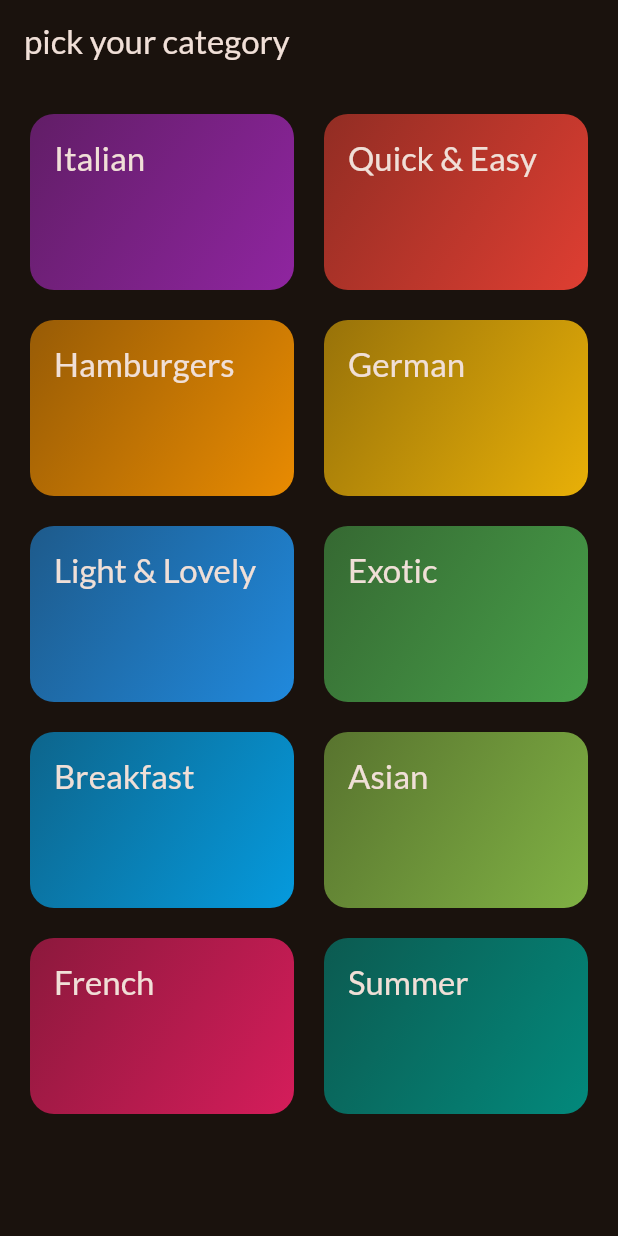
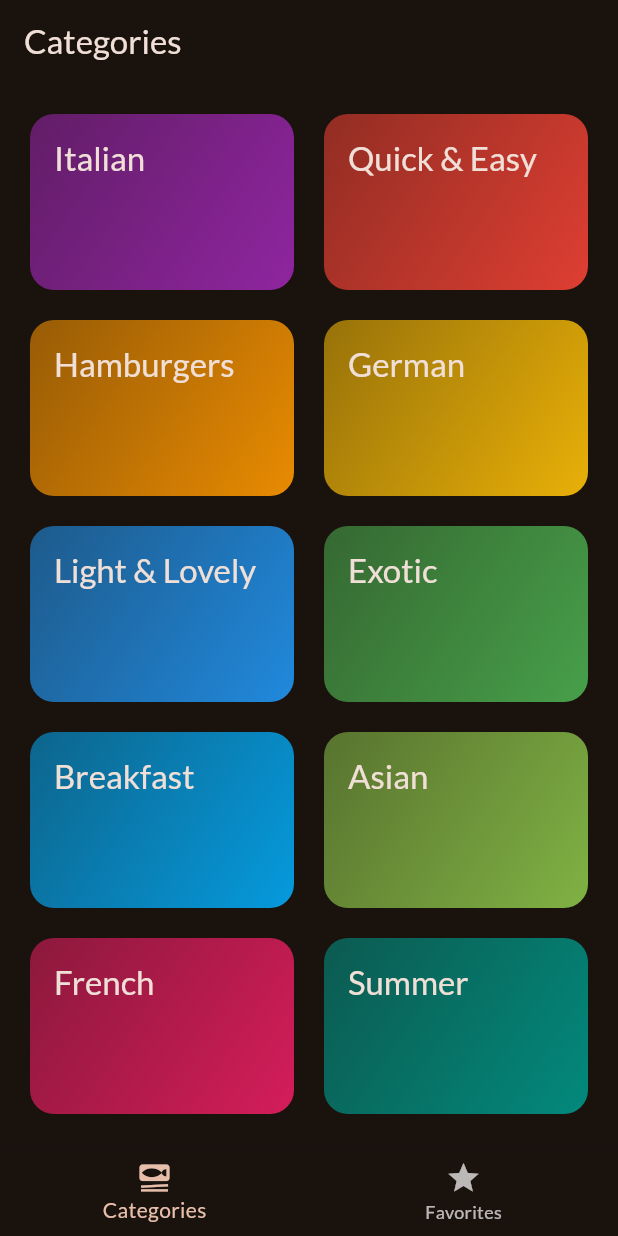
Before and after one commit to mostafa-tabasi/flutter-practice, a Flutter app: the screen it shows after launch, after a tap on "Meals App", on a phone screen of 412 x 824 dp. Run offline on Flutter 3.47's test engine with Material 3 defaults, Android fonts, the phone set to English and light mode, and no system bars; our stand-ins replace google_fonts, transparent_image; network calls fail.

Commit message:
(Meals App) Added tabs navigation

```diff
--- a/lib/meals/categories_screen.dart
+++ b/lib/meals/categories_screen.dart
@@ -22,9 +22,7 @@ class CategoriesScreen extends StatelessWidget {
 
   @override
   Widget build(BuildContext context) {
-    return Scaffold(
-      appBar: AppBar(title: const Text('pick your category')),
-      body: GridView(
+    return GridView(
       padding: EdgeInsets.all(20),
       gridDelegate: SliverGridDelegateWithFixedCrossAxisCount(
         crossAxisCount: 2,
@@ -41,7 +39,6 @@ class CategoriesScreen extends StatelessWidget {
             },
           ),
       ],
-      ),
     );
   }
 }
--- a/lib/meals/meals_app.dart
+++ b/lib/meals/meals_app.dart
@@ -1,5 +1,5 @@
 import 'package:flutter/material.dart';
-import 'package:flutter_practice/meals/categories_screen.dart';
+import 'package:flutter_practice/meals/widgets/tabs.dart';
 import 'package:google_fonts/google_fonts.dart';
 
 final theme = ThemeData(
@@ -16,6 +16,6 @@ class MealsApp extends StatelessWidget {
 
   @override
   Widget build(BuildContext context) {
-    return MaterialApp(theme: theme, home: CategoriesScreen());
+    return MaterialApp(theme: theme, home: Tabs());
   }
 }
--- /dev/null
+++ b/lib/meals/widgets/tabs.dart
@@ -0,0 +1,49 @@
+import 'package:flutter/material.dart';
+import 'package:flutter_practice/meals/categories_screen.dart';
+import 'package:flutter_practice/meals/meals_screen.dart';
+
+class Tabs extends StatefulWidget {
+  const Tabs({super.key});
+
+  @override
+  State<Tabs> createState() {
+    return _TabsState();
+  }
+}
+
+class _TabsState extends State<Tabs> {
+  int _selectedPageIndex = 0;
+
+  void _selectPage(int index) {
+    setState(() {
+      _selectedPageIndex = index;
+    });
+  }
+
+  @override
+  Widget build(BuildContext context) {
+    Widget activePage = const CategoriesScreen();
+    String activePageTitle = 'Categories';
+
+    if (_selectedPageIndex == 1) {
+      activePage = MealsScreen(meals: []);
+      activePageTitle = 'Your Favorites';
+    }
+
+    return Scaffold(
+      appBar: AppBar(title: Text(activePageTitle)),
+      body: activePage,
+      bottomNavigationBar: BottomNavigationBar(
+        onTap: _selectPage,
+        currentIndex: _selectedPageIndex,
+        items: const [
+          BottomNavigationBarItem(
+            icon: Icon(Icons.set_meal),
+            label: 'Categories',
+          ),
+          BottomNavigationBarItem(icon: Icon(Icons.star), label: 'Favorites'),
+        ],
+      ),
+    );
+  }
+}
```
Also changed, not shown: lib/meals/meals_screen.dart (+10 -6 lines). Lines whose indentation alone changed are shown as unchanged.
